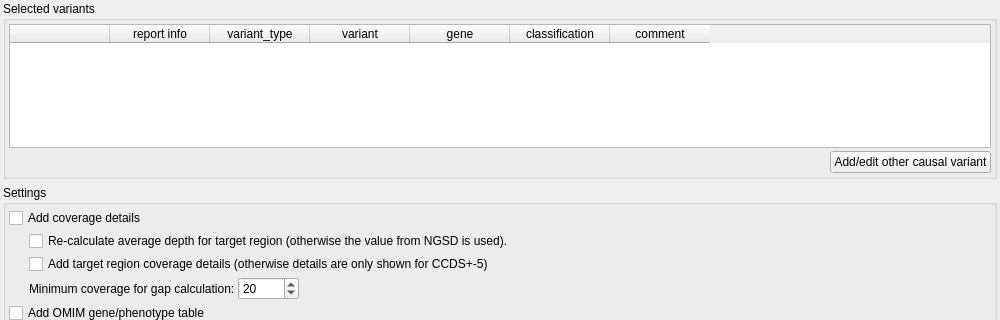
Qt form src/GSvar/ReportDialog.ui (imgag/ngs-bits) before a commit; both pictures show x 0 to 1000 and y 119 to 439 of the 1000 by 550 pixel window.
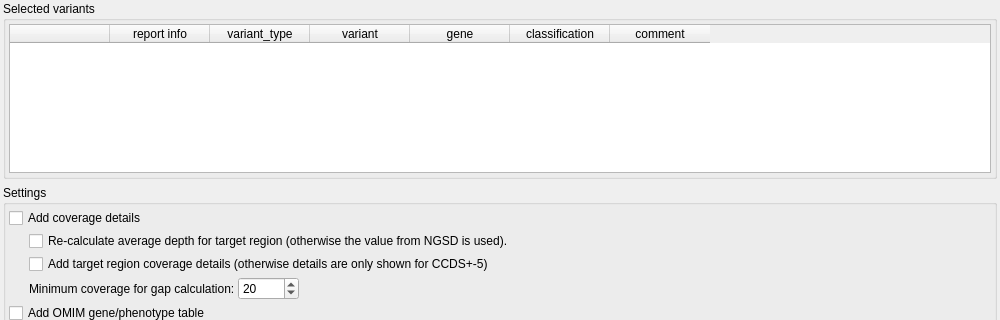
The same form after that commit. Icons and pictures are not drawn.

Commit message: GSvar: GUI changes for report configuration (icons and other causal variant)

What changed in the file:
```diff
--- a/src/GSvar/ReportDialog.ui
+++ b/src/GSvar/ReportDialog.ui
@@ -209,8 +209,6 @@
        <number>3</number>
       </property>
       <item>
-       <layout class="QVBoxLayout" name="verticalLayout_3">
-        <item>
          <widget class="QTableWidget" name="vars">
           <property name="contextMenuPolicy">
            <enum>Qt::CustomContextMenu</enum>
@@ -260,32 +258,6 @@
            </property>
           </column>
          </widget>
-        </item>
-        <item>
-         <layout class="QHBoxLayout" name="horizontalLayout_8">
-          <item>
-           <spacer name="horizontalSpacer">
-            <property name="orientation">
-             <enum>Qt::Horizontal</enum>
-            </property>
-            <property name="sizeHint" stdset="0">
-             <size>
-              <width>40</width>
-              <height>20</height>
-             </size>
-            </property>
-           </spacer>
-          </item>
-          <item>
-           <widget class="QPushButton" name="edit_other_var">
-            <property name="text">
-             <string>Add/edit other causal variant</string>
-            </property>
-           </widget>
-          </item>
-         </layout>
-        </item>
-       </layout>
       </item>
      </layout>
     </widget>
```
Lines whose indentation alone changed are shown as unchanged. The commit also changes 7 other files.
